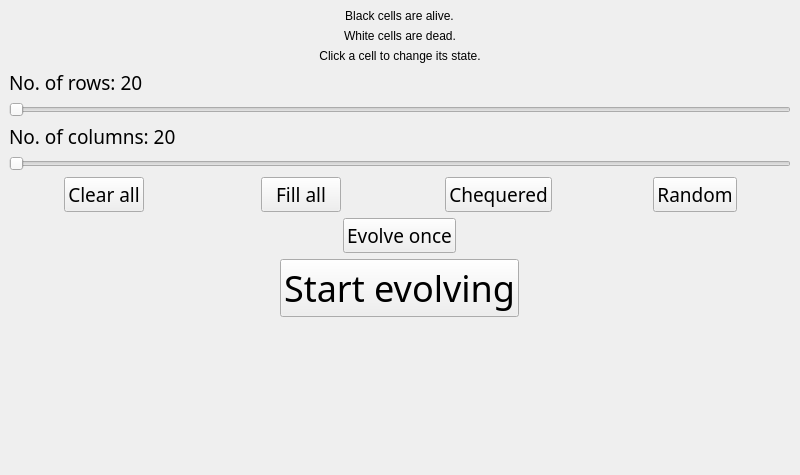
Old version of the form mainwindow.ui in the repository liweiyap/Conway_GameOfLife.
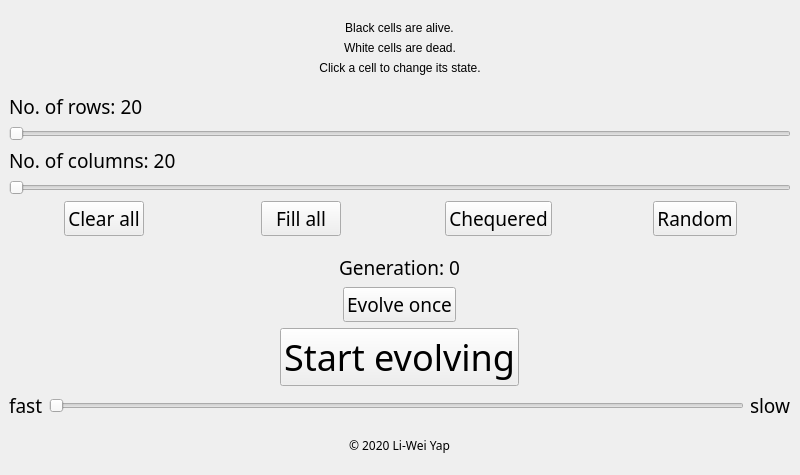
New version of the form.

Commit message: Add aesthetic touches to control panel

The edit to the form file:
```diff
--- a/mainwindow.ui
+++ b/mainwindow.ui
@@ -19,6 +19,19 @@
      <layout class="QHBoxLayout" name="mainLayout">
       <item>
        <layout class="QVBoxLayout" name="controlLayout">
+        <item>
+         <spacer name="controlVerticalSpacer0">
+          <property name="orientation">
+           <enum>Qt::Vertical</enum>
+          </property>
+          <property name="sizeHint" stdset="0">
+           <size>
+            <width>20</width>
+            <height>40</height>
+           </size>
+          </property>
+         </spacer>
+        </item>
         <item alignment="Qt::AlignHCenter">
          <widget class="QLabel" name="liveCellColourInfo">
           <property name="styleSheet">
@@ -58,6 +71,19 @@
           </property>
          </widget>
         </item>
+        <item>
+         <spacer name="controlVerticalSpacer1">
+          <property name="orientation">
+           <enum>Qt::Vertical</enum>
+          </property>
+          <property name="sizeHint" stdset="0">
+           <size>
+            <width>20</width>
+            <height>40</height>
+           </size>
+          </property>
+         </spacer>
+        </item>
         <item>
          <widget class="QLabel" name="rowCountSliderInfo">
           <property name="font">
@@ -160,6 +186,32 @@
           </item>
          </layout>
         </item>
+        <item>
+         <spacer name="controlVerticalSpacer2">
+          <property name="orientation">
+           <enum>Qt::Vertical</enum>
+          </property>
+          <property name="sizeHint" stdset="0">
+           <size>
+            <width>20</width>
+            <height>40</height>
+           </size>
+          </property>
+         </spacer>
+        </item>
+        <item alignment="Qt::AlignHCenter">
+         <widget class="QLabel" name="generationCountInfo">
+          <property name="font">
+           <font>
+            <family>Trebuchet MS</family>
+            <pointsize>14</pointsize>
+           </font>
+          </property>
+          <property name="text">
+           <string>Generation: 0</string>
+          </property>
+         </widget>
+        </item>
         <item alignment="Qt::AlignHCenter">
          <widget class="QPushButton" name="evolveOnceButton">
           <property name="font">
@@ -187,7 +239,69 @@
          </widget>
         </item>
         <item>
-         <spacer name="controlVerticalSpacer">
+         <layout class="QHBoxLayout" name="generationSpeedLayout">
+          <item>
+           <widget class="QLabel" name="fastestSpeedInfo">
+            <property name="font">
+             <font>
+              <family>Trebuchet MS</family>
+              <pointsize>14</pointsize>
+             </font>
+            </property>
+            <property name="text">
+             <string>fast</string>
+            </property>
+           </widget>
+          </item>
+          <item>
+           <widget class="QSlider" name="generationSpeedSlider">
+            <property name="orientation">
+             <enum>Qt::Horizontal</enum>
+            </property>
+           </widget>
+          </item>
+          <item>
+           <widget class="QLabel" name="slowestSpeedInfo">
+            <property name="font">
+             <font>
+              <family>Trebuchet MS</family>
+              <pointsize>14</pointsize>
+             </font>
+            </property>
+            <property name="text">
+             <string>slow</string>
+            </property>
+           </widget>
+          </item>
+         </layout>
+        </item>
+        <item>
+         <spacer name="controlVerticalSpacer3">
+          <property name="orientation">
+           <enum>Qt::Vertical</enum>
+          </property>
+          <property name="sizeHint" stdset="0">
+           <size>
+            <width>20</width>
+            <height>40</height>
+           </size>
+          </property>
+         </spacer>
+        </item>
+        <item alignment="Qt::AlignHCenter">
+         <widget class="QLabel" name="signature">
+          <property name="font">
+           <font>
+            <family>Trebuchet MS</family>
+           </font>
+          </property>
+          <property name="text">
+           <string>© 2020 Li-Wei Yap</string>
+          </property>
+         </widget>
+        </item>
+        <item>
+         <spacer name="controlVerticalSpacer4">
           <property name="orientation">
            <enum>Qt::Vertical</enum>
           </property>
```
